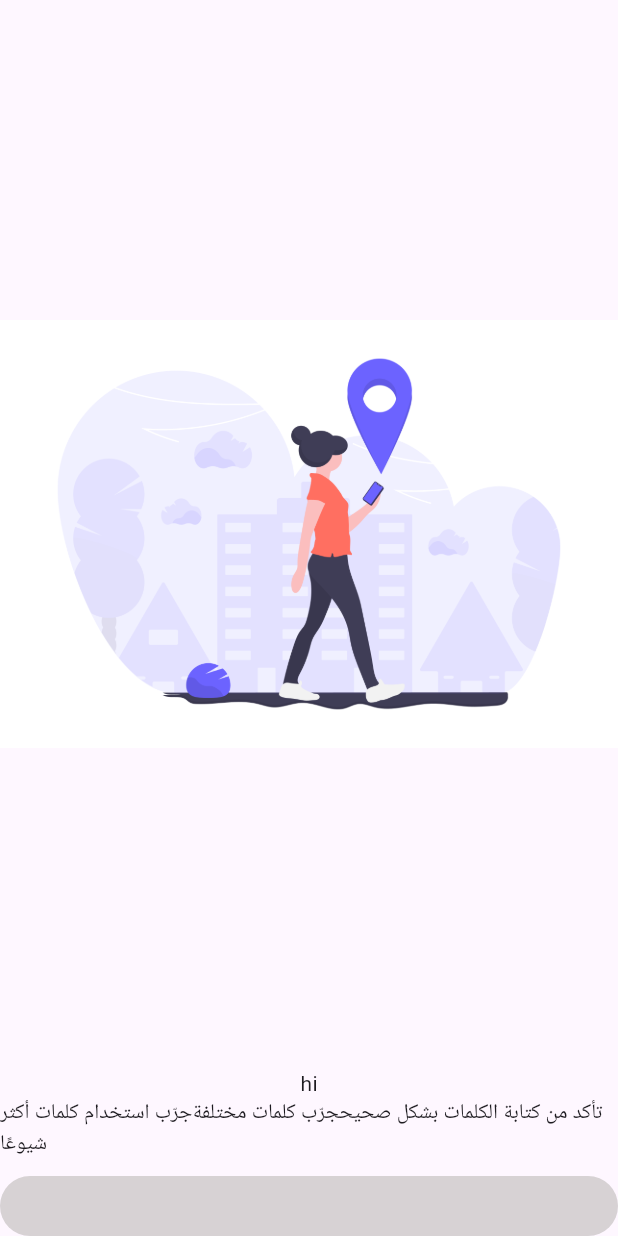
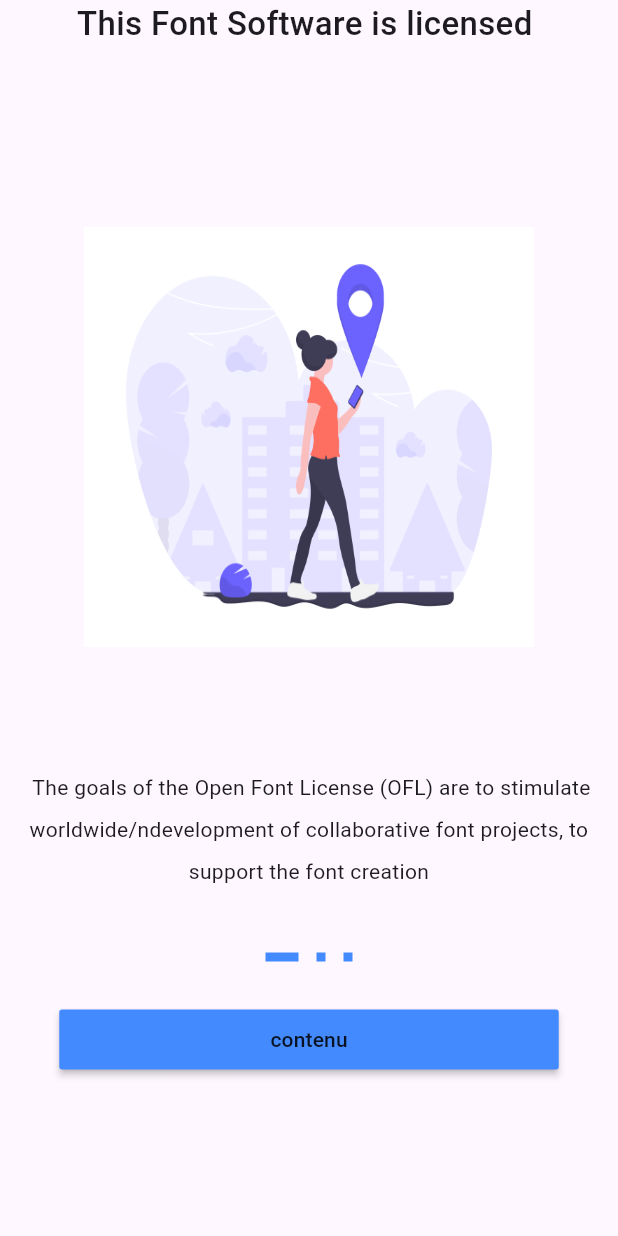
Before and after one commit to mjad4780/e-ecommerce-2, a Flutter app: the screen it shows after launch, on a phone screen of 412 x 824 dp. Run offline on Flutter 3.47's test engine with Material 3 defaults, Android fonts, the phone set to English and light mode, and no system bars; our stand-ins replace bloc, dio, flutter_bloc, get_it, go_router, shared_preferences; missing offline and left inert: data_connection_checker_tv.

Commit message:
Onbording ui and logic and cache

```diff
--- /dev/null
+++ b/devtools_options.yaml
@@ -0,0 +1 @@
+extensions:
--- /dev/null
+++ b/lib/controller/cubit/onboardingcontroll_cubit.dart
@@ -0,0 +1,23 @@
+import 'package:bloc/bloc.dart';
+import 'package:flutter/material.dart';
+import 'package:flutter/widgets.dart';
+
+part 'onboardingcontroll_state.dart';
+
+class OnboardingcontrollCubit extends Cubit<OnboardingcontrollState> {
+  OnboardingcontrollCubit() : super(OnboardingcontrollInitial());
+  PageController pageController = PageController();
+  int current = 0;
+
+  onpagechanged(int index) {
+    current = index;
+    emit(Onboardingcontroll());
+  }
+
+  next() {
+    current++;
+    pageController.animateToPage(current,
+        duration: const Duration(milliseconds: 200), curve: Curves.bounceInOut);
+    emit(OnboardingNext());
+  }
+}
--- /dev/null
+++ b/lib/controller/cubit/onboardingcontroll_state.dart
@@ -0,0 +1,10 @@
+part of 'onboardingcontroll_cubit.dart';
+
+@immutable
+sealed class OnboardingcontrollState {}
+
+final class OnboardingcontrollInitial extends OnboardingcontrollState {}
+
+final class Onboardingcontroll extends OnboardingcontrollState {}
+
+final class OnboardingNext extends OnboardingcontrollState {}
--- /dev/null
+++ b/lib/core/my core/Navigator/Navigator.dart
@@ -0,0 +1,55 @@
+import 'package:go_router/go_router.dart';
+import 'package:untitled/core/my%20core/databases/cache/cache_helper.dart';
+import 'package:untitled/core/my%20core/get_it/get_it.dart';
+import 'package:untitled/main.dart';
+import 'package:untitled/view/screen/Onboadind.dart';
+
+final GoRouter router = GoRouter(routes: [
+  GoRoute(
+    path: "/",
+    builder: (context, state) =>
+        getIt<CacheHelper>().getData(key: 'onbourding') == true
+            ? const name()
+            : const Onboading(),
+  ),
+  GoRoute(
+    path: "/name",
+    builder: (context, state) => const name(),
+  ),
+  // GoRoute(
+  //   path: "/Login",
+  //   builder: (context, state) => Login(),
+  // ),
+  // GoRoute(
+  //   path: "/Rigster",
+  //   builder: (context, state) => Rigster(),
+  // ),
+  // GoRoute(
+  //   path: "/Onboirding",
+  //   builder: (context, state) => Onboirding(),
+  // ),
+  // GoRoute(
+  //   path: "/forget_password",
+  //   builder: (context, state) => forget_password(),
+  // ),
+  // GoRoute(
+  //   path: "/profile",
+  //   builder: (context, state) => profile(),
+  // ),
+  // GoRoute(
+  //   path: "/Home_start_Bottom",
+  //   builder: (context, state) => Home_start_Bottom(),
+  // ),
+  // GoRoute(
+  //   path: "/productCategories",
+  //   builder: (context, state) => productCategories(),
+  // ),
+]);
+
+void push(context, String path) {
+  GoRouter.of(context).push(path);
+}
+
+void pushpushReplacement(context, String path) {
+  GoRouter.of(context).pushReplacement(path);
+}
--- a/lib/core/my core/resources/color_manager.dart
+++ b/lib/core/my core/resources/color_manager.dart
@@ -13,4 +13,5 @@ class ColorManager {
   static Color grey2 = const Color(0xff797979);
   static Color white = const Color(0xffFFFFFF);
   static Color error = const Color(0xffe61f34); // red color
+  static Color blue = Colors.blueAccent; // red color
 }
--- a/lib/data/model/onbording.dart
+++ b/lib/data/model/onbording.dart
@@ -11,17 +11,17 @@ class onboiding {
 List<onboiding> onboidin = [
   onboiding(
       path: Assets.imagesIllustration,
-      title: 'hi',
+      title: 'This Font Software is licensed ',
       des:
-          'تأكد من كتابة الكلمات بشكل صحيحجرّب كلمات مختلفةجرّب استخدام كلمات أكثر شيوعًا'),
+          ' The goals of the Open Font License (OFL) are to stimulate worldwide/ndevelopment of collaborative font projects, to support the font creation'),
   onboiding(
       path: Assets.imagesIllustration2,
-      title: 'hello',
+      title: 'SIL Open Font License',
       des:
-          'لم ينجح بحثك عن rror detected in pubspec.yaml: Unexpected child "flutter_assets" found under "flutter ... في إظهار أي نتائج.'),
+          ' The goals of the Open Font License (OFL) are to stimulate worldwide/ndevelopment of collaborative font projects, to support the font creation'),
   onboiding(
       path: Assets.imagesIllustration3,
-      title: 'welcome',
+      title: 'licensed fonts to be used',
       des:
-          'لم ينجح بحثك عن rror detected in pubspec.yaml: Unexpected child "flutter_assets" found under "flutter ... في إظهار أي نتائج.')
+          ' The goals of the Open Font License (OFL) are to stimulate worldwide/ndevelopment of collaborative font projects, to support the font creation'),
 ];
--- a/lib/main.dart
+++ b/lib/main.dart
@@ -1,6 +1,7 @@
 import 'package:flutter/material.dart';
 import 'package:untitled/core/my core/databases/cache/cache_helper.dart';
 import 'package:untitled/core/my core/get_it/get_it.dart';
+import 'package:untitled/core/my%20core/Navigator/Navigator.dart';
 import 'package:untitled/view/screen/Onboadind.dart';
 
 void main() async {
@@ -15,18 +16,18 @@ class MyApp extends StatelessWidget {
 
   @override
   Widget build(BuildContext context) {
-    return MaterialApp(home: Onboading());
+    return MaterialApp.router(routerConfig: router);
   }
 }
 
-// class name extends StatelessWidget {
-//   const name({super.key});
+class name extends StatelessWidget {
+  const name({super.key});
 
-//   @override
-//   Widget build(BuildContext context) {
-//     return Container(
-//         height: 100,
-//         width: double.infinity,
-//         child: Image.asset('assets/images/illustration2.png'));
-//   }
-// }
+  @override
+  Widget build(BuildContext context) {
+    return SizedBox(
+        height: 100,
+        width: double.infinity,
+        child: Image.asset('assets/images/illustration2.png'));
+  }
+}
--- a/lib/view/screen/Onboadind.dart
+++ b/lib/view/screen/Onboadind.dart
@@ -1,8 +1,15 @@
 import 'package:flutter/cupertino.dart';
 import 'package:flutter/material.dart';
-import 'package:flutter/rendering.dart';
 import 'package:flutter/widgets.dart';
+import 'package:flutter_bloc/flutter_bloc.dart';
+import 'package:untitled/controller/cubit/onboardingcontroll_cubit.dart';
+import 'package:untitled/core/my%20core/resources/color_manager.dart';
+
 import 'package:untitled/data/model/onbording.dart';
+import 'package:untitled/view/widget/onbording/Costembotom.dart';
+import 'package:untitled/view/widget/onbording/controller_page.dart';
+
+import '../widget/onbording/page_builder.dart';
 
 class Onboading extends StatelessWidget {
   const Onboading({super.key});
@@ -10,41 +17,34 @@ class Onboading extends StatelessWidget {
   @override
   Widget build(BuildContext context) {
     return Scaffold(
-      body: SafeArea(
+      body: BlocProvider(
+        create: (context) => OnboardingcontrollCubit(),
+        child: BlocConsumer<OnboardingcontrollCubit, OnboardingcontrollState>(
+          listener: (context, state) {},
+          builder: (context, state) {
+            final cubit = BlocProvider.of<OnboardingcontrollCubit>(context);
+            return const SafeArea(
               child: Column(
                 children: [
+                  Expanded(flex: 3, child: page_builder()),
                   Expanded(
-              child: PageView.builder(
-                  itemCount: onboidin.length,
-                  itemBuilder: (context, index) {
-                    return Column(
+                      flex: 1,
+                      child: Column(
                         children: [
-                        Expanded(
-                          child: Image(
-                            image: AssetImage(onboidin[index].path),
-                          ),
-                        ),
-                        //     const AssetImage('assets/images/illustration.png')
-                        //  const AssetImage('assets/images/illustration.png'),
-                        Text(onboidin[index].title),
-                        Text(onboidin[index].des)
-                      ],
-                    );
-                  }),
-            ),
                           SizedBox(
                             height: 11,
                           ),
-            Container(
-              decoration: BoxDecoration(
-                  borderRadius: BorderRadius.circular(22),
-                  color: Color.fromARGB(179, 198, 194, 194),
-                  boxShadow: [BoxShadow(offset: Offset.infinite)]),
-              width: double.infinity,
-              height: 40,
-              child: Row(),
-            )
+                          Controller_page(),
+                          SizedBox(
+                            height: 22,
+                          ),
+                          costembotom()
                         ],
+                      )),
+                ],
+              ),
+            );
+          },
         ),
       ),
     );
--- /dev/null
+++ b/lib/view/widget/onbording/Costembotom.dart
@@ -0,0 +1,52 @@
+import 'package:flutter/material.dart';
+import 'package:flutter_bloc/flutter_bloc.dart';
+import 'package:untitled/controller/cubit/onboardingcontroll_cubit.dart';
+import 'package:untitled/core/my%20core/Navigator/Navigator.dart';
+import 'package:untitled/core/my%20core/databases/cache/cache_helper.dart';
+import 'package:untitled/core/my%20core/get_it/get_it.dart';
+import 'package:untitled/core/my%20core/resources/color_manager.dart';
+import 'package:untitled/data/model/onbording.dart';
+
+class costembotom extends StatelessWidget {
+  const costembotom({super.key});
+
+  @override
+  Widget build(BuildContext context) {
+    final cubit = BlocProvider.of<OnboardingcontrollCubit>(context);
+
+    return BlocConsumer<OnboardingcontrollCubit, OnboardingcontrollState>(
+      listener: (context, state) {},
+      builder: (context, state) {
+        return cubit.current == onboidin.length - 1
+            ? Container(
+                decoration:
+                    BoxDecoration(borderRadius: BorderRadius.circular(40)),
+                child: MaterialButton(
+                  onPressed: () {
+                    getIt<CacheHelper>()
+                        .saveData(key: 'onbourding', value: true);
+                    pushpushReplacement(context, '/name');
+                  },
+                  height: 40,
+                  minWidth: 333,
+                  color: ColorManager.blue,
+                  child: const Text('next'),
+                ),
+              )
+            : Container(
+                decoration:
+                    BoxDecoration(borderRadius: BorderRadius.circular(40)),
+                child: MaterialButton(
+                  onPressed: () {
+                    cubit.next();
+                  },
+                  height: 40,
+                  minWidth: 333,
+                  color: ColorManager.blue,
+                  child: const Text('contenu'),
+                ),
+              );
+      },
+    );
+  }
+}
--- /dev/null
+++ b/lib/view/widget/onbording/controller_page.dart
@@ -0,0 +1,36 @@
+import 'package:flutter/material.dart';
+import 'package:flutter_bloc/flutter_bloc.dart';
+import 'package:untitled/controller/cubit/onboardingcontroll_cubit.dart';
+import 'package:untitled/core/my%20core/resources/color_manager.dart';
+import 'package:untitled/data/model/onbording.dart';
+
+class Controller_page extends StatelessWidget {
+  const Controller_page({super.key});
+
+  @override
+  Widget build(BuildContext context) {
+    final cubit = BlocProvider.of<OnboardingcontrollCubit>(context);
+
+    return BlocConsumer<OnboardingcontrollCubit, OnboardingcontrollState>(
+      listener: (context, state) {},
+      builder: (context, state) {
+        return Row(
+          mainAxisAlignment: MainAxisAlignment.center,
+          children: [
+            ...List.generate(
+                onboidin.length,
+                (i) => AnimatedContainer(
+                      duration: const Duration(
+                        milliseconds: 200,
+                      ),
+                      margin: const EdgeInsets.all(6),
+                      width: cubit.current == i ? 22 : 6,
+                      height: 6,
+                      color: ColorManager.blue,
+                    ))
+          ],
+        );
+      },
+    );
+  }
+}
--- /dev/null
+++ b/lib/view/widget/onbording/page_builder.dart
@@ -0,0 +1,56 @@
+import 'package:flutter/material.dart';
+import 'package:flutter_bloc/flutter_bloc.dart';
+import 'package:untitled/controller/cubit/onboardingcontroll_cubit.dart';
+import 'package:untitled/data/model/onbording.dart';
+
+class page_builder extends StatelessWidget {
+  const page_builder({
+    super.key,
+  });
+  @override
+  Widget build(BuildContext context) {
+    final cubit = BlocProvider.of<OnboardingcontrollCubit>(context);
+
+    return PageView.builder(
+        controller: cubit.pageController,
+        onPageChanged: (value) {
+          cubit.onpagechanged(value);
+        },
+        itemCount: onboidin.length,
+        itemBuilder: (context, index) {
+          return Column(
+            children: [
+              Text(
+                onboidin[index].title,
+                style:
+                    const TextStyle(fontSize: 22, fontWeight: FontWeight.w500),
+              ),
+              const SizedBox(
+                height: 120,
+              ),
+              Image(
+                image: AssetImage(
+                  onboidin[index].path,
+                ),
+                width: 300,
+                height: 280,
+                fit: BoxFit.fill,
+              ),
+              const SizedBox(
+                height: 80,
+              ),
+              Container(
+                  alignment: Alignment.center,
+                  width: double.infinity,
+                  child: Text(
+                    onboidin[index].des,
+                    textAlign: TextAlign.center,
+                    style: const TextStyle(
+                      height: 2,
+                    ),
+                  ))
+            ],
+          );
+        });
+  }
+}
--- a/pubspec.yaml
+++ b/pubspec.yaml
@@ -49,10 +49,7 @@ dependencies:
   smooth_page_indicator: ^1.1.0
   syncfusion_flutter_maps: ^24.1.47
   sqflite: ^2.3.2
-  google_sign_in: ^6.2.1
-  firebase_messaging: ^14.7.18
-  firebase_core: ^2.25.5
-  cloud_firestore: ^4.15.7
+
   flutter_local_notifications: ^16.3.2
   geocoding: ^2.1.1
 
```
Also changed, not shown: pubspec.lock, 3 other files. Lines whose indentation alone changed are shown as unchanged.
